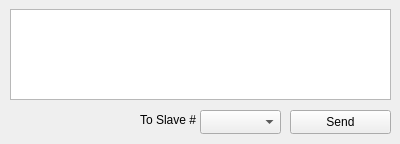
Old version of the form Widgets/PayloadDebugger/PayloadDebugger.ui in the repository PITECH-MIS/MIS-Pilot.
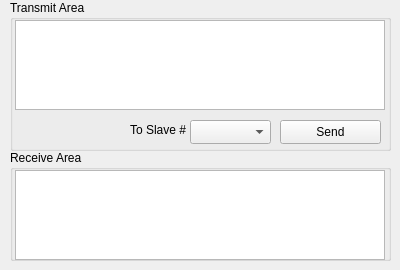
New version of the form.

Commit message: 24/11/8: Added Rx Area for PayloadDebugger

The edit to the form file:
```diff
--- a/Widgets/PayloadDebugger/PayloadDebugger.ui
+++ b/Widgets/PayloadDebugger/PayloadDebugger.ui
@@ -7,7 +7,7 @@
     <x>0</x>
     <y>0</y>
     <width>400</width>
-    <height>144</height>
+    <height>270</height>
    </rect>
   </property>
   <property name="sizePolicy">
@@ -19,63 +19,111 @@
   <property name="minimumSize">
    <size>
     <width>400</width>
-    <height>144</height>
+    <height>270</height>
    </size>
   </property>
   <property name="maximumSize">
    <size>
     <width>400</width>
-    <height>144</height>
+    <height>270</height>
    </size>
   </property>
   <property name="windowTitle">
    <string>PayloadDebugger</string>
   </property>
-  <widget class="QPlainTextEdit" name="payloadEdit">
+  <widget class="QGroupBox" name="groupBox">
    <property name="geometry">
     <rect>
      <x>10</x>
-     <y>9</y>
+     <y>150</y>
      <width>381</width>
-     <height>91</height>
+     <height>111</height>
     </rect>
    </property>
-  </widget>
-  <widget class="QComboBox" name="slaveIDComboBox">
-   <property name="geometry">
-    <rect>
-     <x>200</x>
-     <y>110</y>
-     <width>81</width>
-     <height>24</height>
-    </rect>
+   <property name="title">
+    <string>Receive Area</string>
    </property>
+   <widget class="QPlainTextEdit" name="rxPayloadEdit">
+    <property name="geometry">
+     <rect>
+      <x>5</x>
+      <y>20</y>
+      <width>370</width>
+      <height>90</height>
+     </rect>
+    </property>
+    <property name="contextMenuPolicy">
+     <enum>Qt::ContextMenuPolicy::NoContextMenu</enum>
+    </property>
+    <property name="acceptDrops">
+     <bool>false</bool>
+    </property>
+    <property name="undoRedoEnabled">
+     <bool>false</bool>
+    </property>
+    <property name="readOnly">
+     <bool>true</bool>
+    </property>
+   </widget>
   </widget>
-  <widget class="QPushButton" name="sendButton">
+  <widget class="QGroupBox" name="groupBox_2">
    <property name="geometry">
     <rect>
-     <x>290</x>
-     <y>110</y>
-     <width>101</width>
-     <height>24</height>
+     <x>10</x>
+     <y>0</y>
+     <width>381</width>
+     <height>151</height>
     </rect>
    </property>
-   <property name="text">
-    <string>Send</string>
+   <property name="title">
+    <string>Transmit Area</string>
    </property>
-  </widget>
-  <widget class="QLabel" name="label">
-   <property name="geometry">
-    <rect>
-     <x>140</x>
-     <y>110</y>
-     <width>61</width>
-     <height>20</height>
-    </rect>
-   </property>
-   <property name="text">
-    <string>To Slave #</string>
-   </property>
+   <widget class="QPlainTextEdit" name="payloadEdit">
+    <property name="geometry">
+     <rect>
+      <x>5</x>
+      <y>20</y>
+      <width>370</width>
+      <height>90</height>
+     </rect>
+    </property>
+   </widget>
+   <widget class="QComboBox" name="slaveIDComboBox">
+    <property name="geometry">
+     <rect>
+      <x>180</x>
+      <y>120</y>
+      <width>81</width>
+      <height>24</height>
+     </rect>
+    </property>
+   </widget>
+   <widget class="QLabel" name="label">
+    <property name="geometry">
+     <rect>
+      <x>120</x>
+      <y>120</y>
+      <width>61</width>
+      <height>20</height>
+     </rect>
+    </property>
+    <property name="text">
+     <string>To Slave #</string>
+    </property>
+   </widget>
+   <widget class="QPushButton" name="sendButton">
+    <property name="geometry">
+     <rect>
+      <x>270</x>
+      <y>120</y>
+      <width>101</width>
+      <height>24</height>
+     </rect>
+    </property>
+    <property name="text">
+     <string>Send</string>
+    </property>
+   </widget>
   </widget>
  </widget>
  <resources/>
```
The commit also changes 2 other files.
